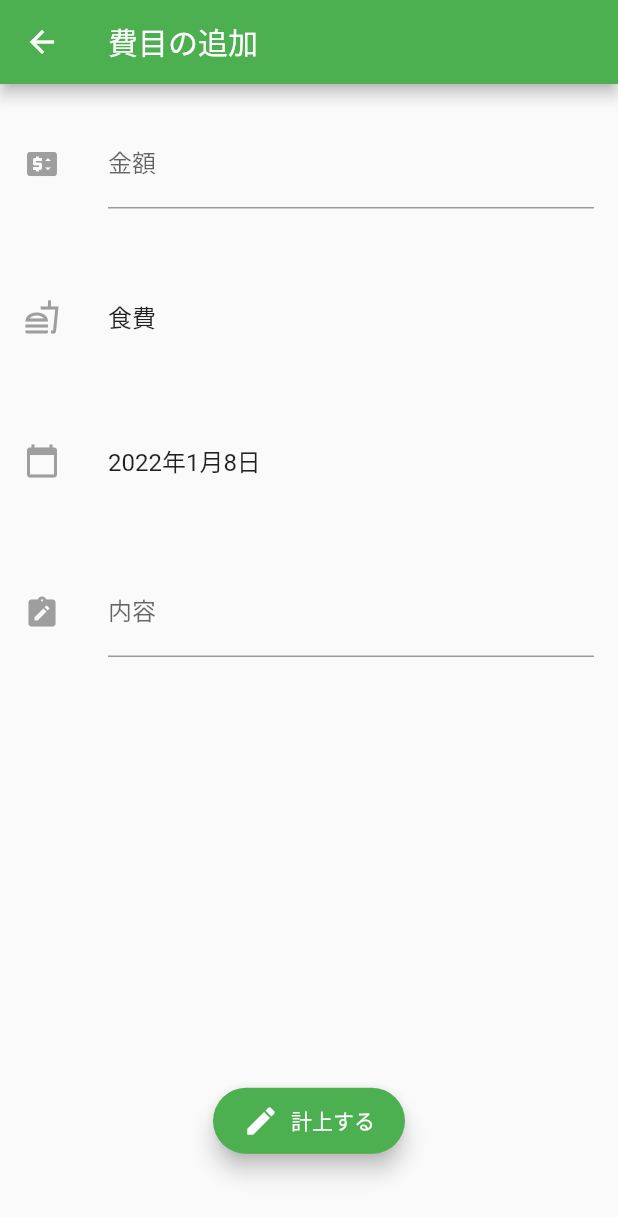
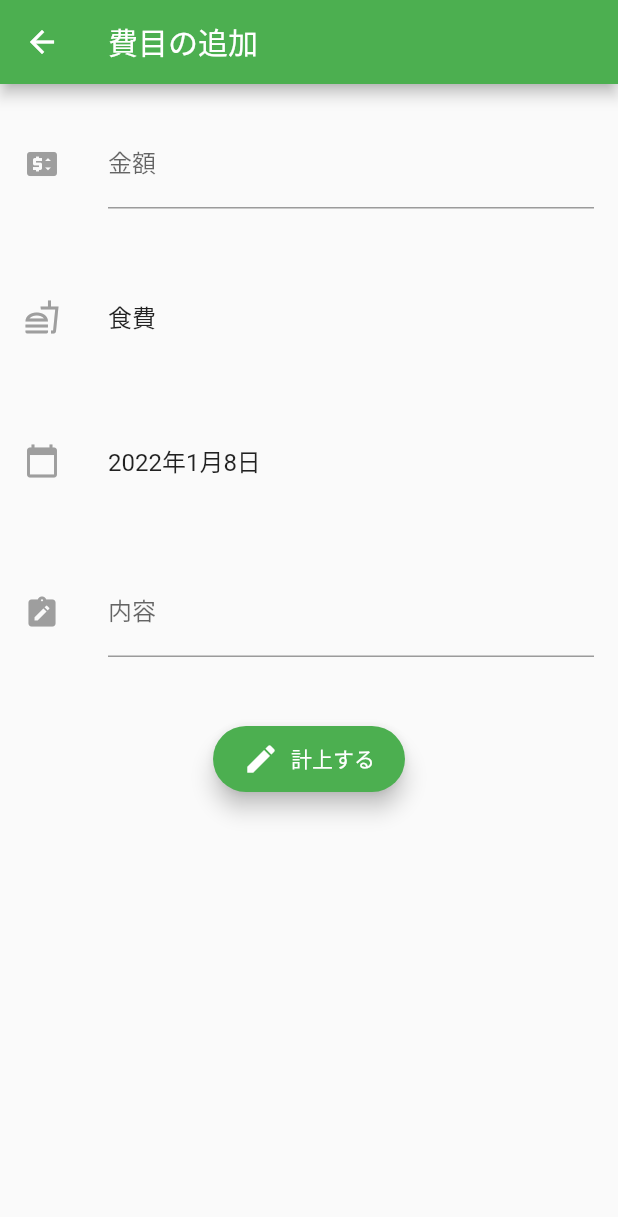
Before and after one commit to oda308/copan_flutter, a Flutter app: the InputExpense screen opened by its route, on a phone screen of 412 x 824 dp. Shown: the top 1217 px of the screen. Run offline on Flutter 3.47's test engine with Material 2 defaults, Android fonts, the phone set to English and light mode, and no system bars.

Commit message:
入力項目がキーボードで隠れる不具合の修正

```diff
--- a/lib/app/page/input_expense.dart
+++ b/lib/app/page/input_expense.dart
@@ -12,10 +12,7 @@ class InputExpense extends StatelessWidget {
         title: const Text('費目の追加'),
       ),
       body: SafeArea(
-        child: Column(
-          children: [
-            Expanded(
-              flex: 8,
+        child: SingleChildScrollView(
           child: Column(
             mainAxisAlignment: MainAxisAlignment.start,
             children: const [
@@ -23,14 +20,9 @@ class InputExpense extends StatelessWidget {
               _Category(),
               _Date(),
               _Content(),
+              _RecordButton(),
             ],
           ),
-            ),
-            const Expanded(
-              flex: 2,
-              child: _RecordButton(),
-            ),
-          ],
         ),
       ),
     );
@@ -173,7 +165,11 @@ class _RecordButton extends StatelessWidget {
 
   @override
   Widget build(BuildContext context) {
-    return Center(
+    return Padding(
+      padding: const EdgeInsets.symmetric(
+        vertical: 20,
+      ),
+      child: Center(
         child: ElevatedButton.icon(
           style: ElevatedButton.styleFrom(
             elevation: 6.0,
@@ -183,8 +179,8 @@ class _RecordButton extends StatelessWidget {
               bottom: 10,
               left: 20,
             ),
-          shape:
-              RoundedRectangleBorder(borderRadius: BorderRadius.circular(30.0)),
+            shape: RoundedRectangleBorder(
+                borderRadius: BorderRadius.circular(30.0)),
           ),
           icon: const Icon(Icons.edit),
           onPressed: () {
@@ -192,6 +188,7 @@ class _RecordButton extends StatelessWidget {
           },
           label: const Text('計上する'),
         ),
+      ),
     );
   }
 }
```
Lines whose indentation alone changed are shown as unchanged.
